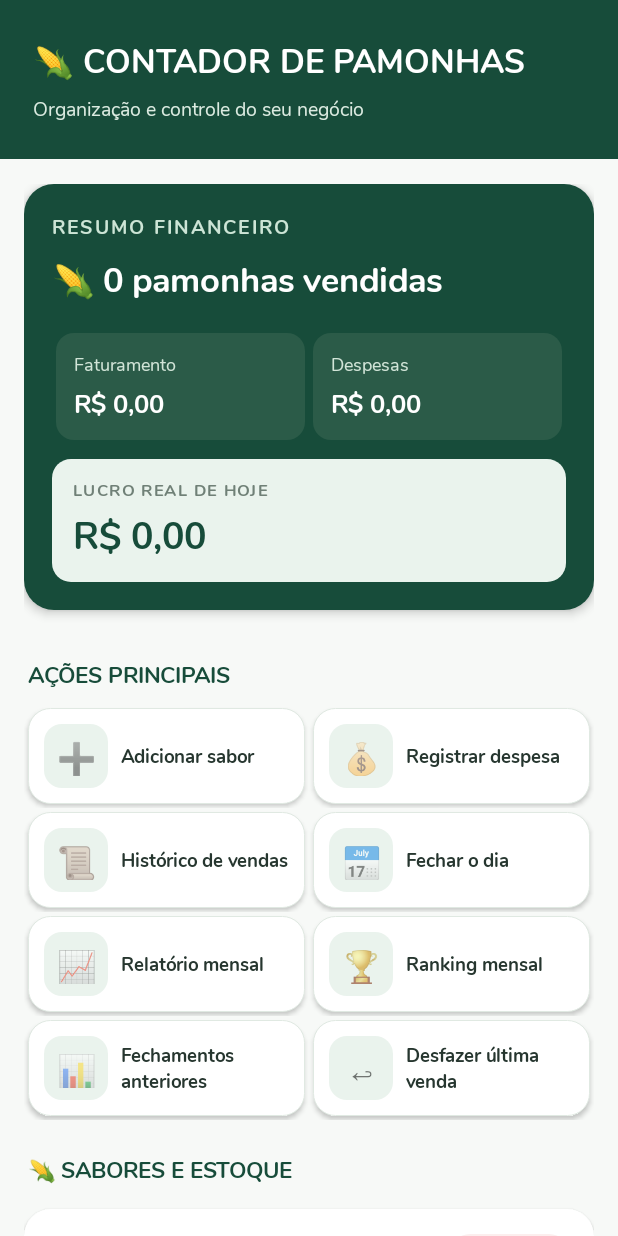
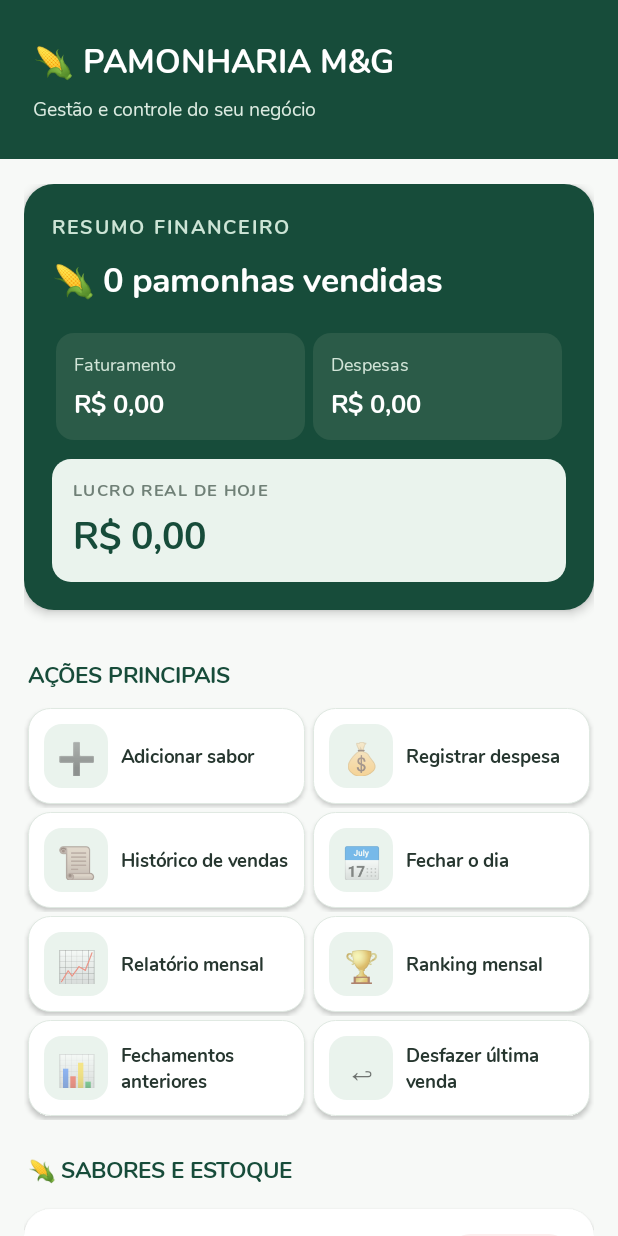
Before and after one commit to joaovitoorcarvalhoo057-creator/Controle-mensal-, an Android app: the screen it shows after launch (MainActivity), on a phone screen of 412 x 824 dp. Run offline under Robolectric (Android 15) with nearby library versions, the phone set to English and light mode, and no system bars.

Commit message:
Update MainActivity.kt

```diff
--- a/app/src/main/java/com/controle/mensal/MainActivity.kt
+++ b/app/src/main/java/com/controle/mensal/MainActivity.kt
@@ -74,14 +74,14 @@ class MainActivity : AppCompatActivity() {
         }
 
         header.addView(TextView(this).apply {
-            text = "🌽 CONTADOR DE PAMONHAS"
+            text = "🌽 PAMONHARIA M&G"
             textSize = 22f
             typeface = titleFont
             setTextColor(Color.WHITE)
         })
 
         header.addView(TextView(this).apply {
-            text = "Organização e controle do seu negócio"
+            text = "Gestão e controle do seu negócio"
             textSize = 13f
             typeface = bodyFont
             setTextColor(Color.rgb(220, 235, 225))
```
